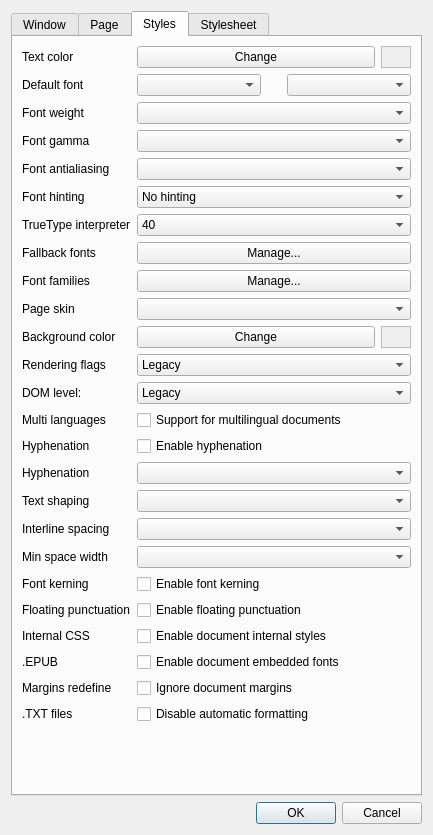
First picture: the form in src/settings.ui, repository CrazyCoder/crqt-ng, before the edit.
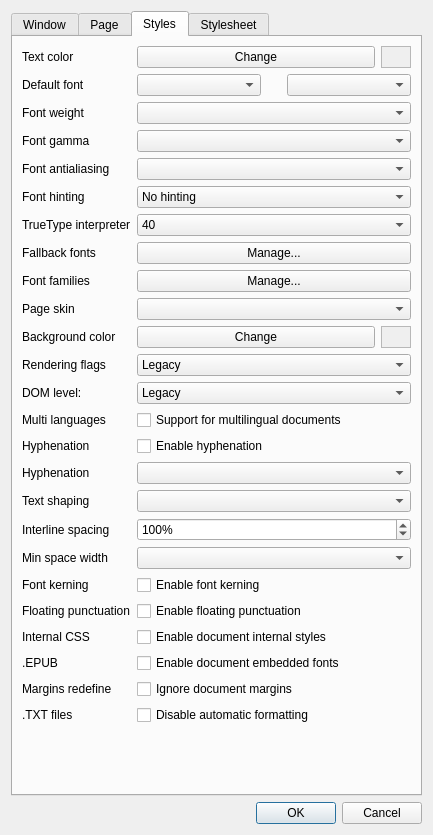
Second picture: the form after the edit. Icons and pictures are not drawn.

Commit message:
Replace interline space combo box with spinner control
Change the interline spacing setting from a QComboBox with predefined
values to a QSpinBox allowing fine-grained control:
- Range: 60% to 150%
- Step: 1%
- Suffix: % symbol displayed in control

This gives users more precise control over line spacing instead of
being limited to the 17 predefined values.

```diff
--- a/src/settings.ui
+++ b/src/settings.ui
@@ -1839,7 +1839,23 @@
           </widget>
          </item>
          <item row="17" column="1">
-          <widget class="QComboBox" name="cbInterlineSpace"/>
+          <widget class="QSpinBox" name="sbInterlineSpace">
+           <property name="suffix">
+            <string>%</string>
+           </property>
+           <property name="minimum">
+            <number>60</number>
+           </property>
+           <property name="maximum">
+            <number>150</number>
+           </property>
+           <property name="singleStep">
+            <number>1</number>
+           </property>
+           <property name="value">
+            <number>100</number>
+           </property>
+          </widget>
          </item>
          <item row="18" column="0">
           <widget class="QLabel" name="label_15">
```
Left out of the diff: 2 changed lines with no effect on the pictures. The commit also changes 2 other files.
